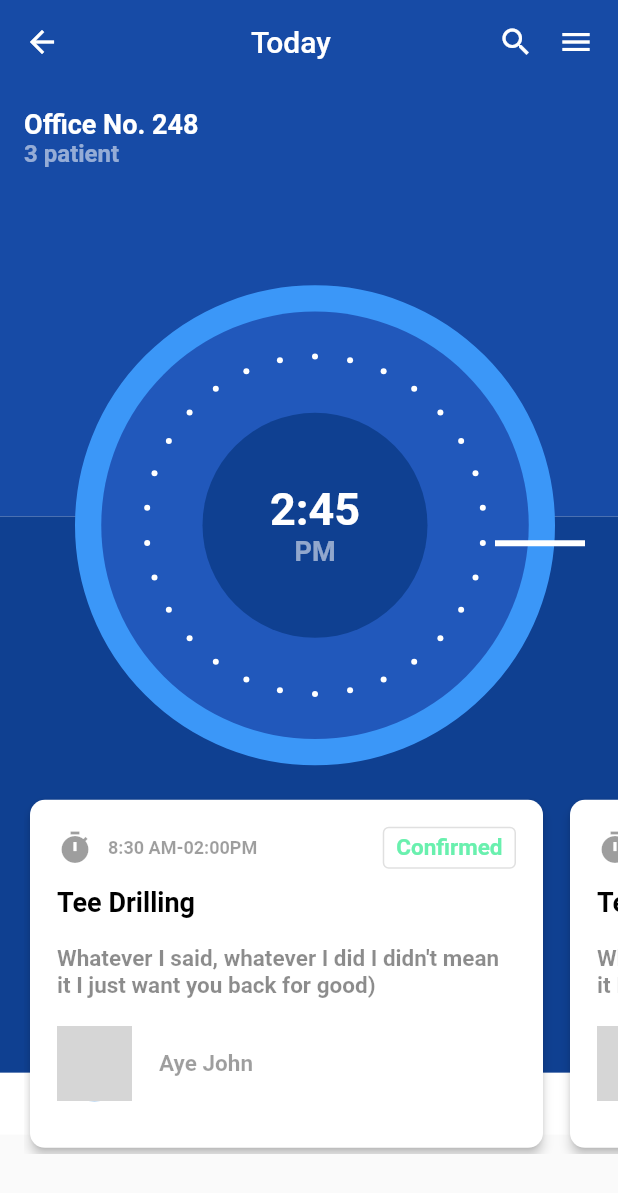
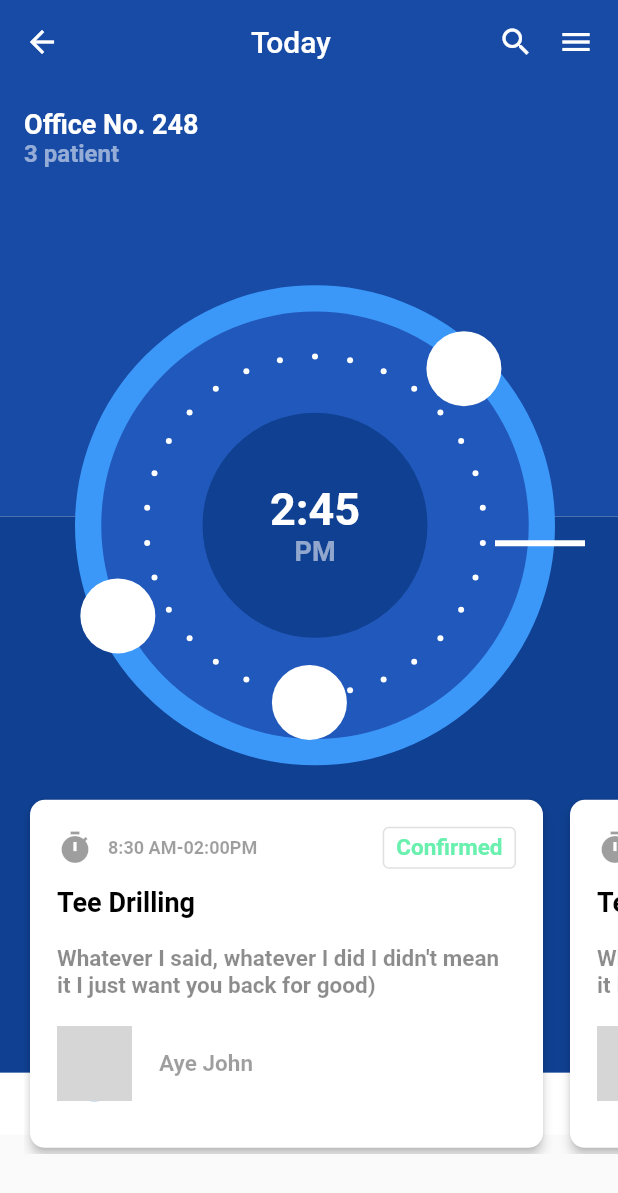
Before and after one commit to ChoChoHtet/Flutter-dental-app, a Flutter app: the DetailPage screen opened directly, on a phone screen of 412 x 824 dp. Shown: the top 1193 px of the screen. Run offline on Flutter 3.47's test engine with Material 2 defaults, Android fonts, the phone set to English and light mode, and no system bars; our stand-ins replace dotted_line; network calls fail; grey boxes are pictures that could not be loaded.

Commit message:
add small paint to circle

```diff
--- a/lib/pages/detail_page.dart
+++ b/lib/pages/detail_page.dart
@@ -17,6 +17,7 @@ class DetailPage extends StatelessWidget {
   @override
   Widget build(BuildContext context) {
     var screenHeight = MediaQuery.of(context).size.height;
+    var screenWidth = MediaQuery.of(context).size.width;
     var topHeight = screenHeight * 0.35;
     var centerHeight = screenHeight * 0.45;
     var bottomHeight = screenHeight * 0.05;
@@ -88,6 +89,42 @@ class DetailPage extends StatelessWidget {
               child: const CustomCirclePaint(),
             ),
             Positioned(
+              top: screenHeight *0.2,
+              left: screenWidth *0.69,
+              child: Container(
+                height: 50,
+                width: 50,
+                decoration: BoxDecoration(
+                    color: Colors.white,
+                    borderRadius: BorderRadius.circular(25)
+                ),
+              ),
+            ),
+            Positioned(
+              top: screenHeight *0.4,
+              left: screenWidth *0.13,
+              child: Container(
+                height: 50,
+                width: 50,
+                decoration: BoxDecoration(
+                  color: Colors.white,
+                  borderRadius: BorderRadius.circular(25)
+                ),
+              ),
+            ),
+            Positioned(
+              top: screenHeight *0.47,
+              left: screenWidth *0.44,
+              child: Container(
+                height: 50,
+                width: 50,
+                decoration: BoxDecoration(
+                    color: Colors.white,
+                    borderRadius: BorderRadius.circular(25)
+                ),
+              ),
+            ),
+            Positioned(
               top: screenHeight *0.55,
               child: AppointmentSectionView(
                 offices: offices,
```
